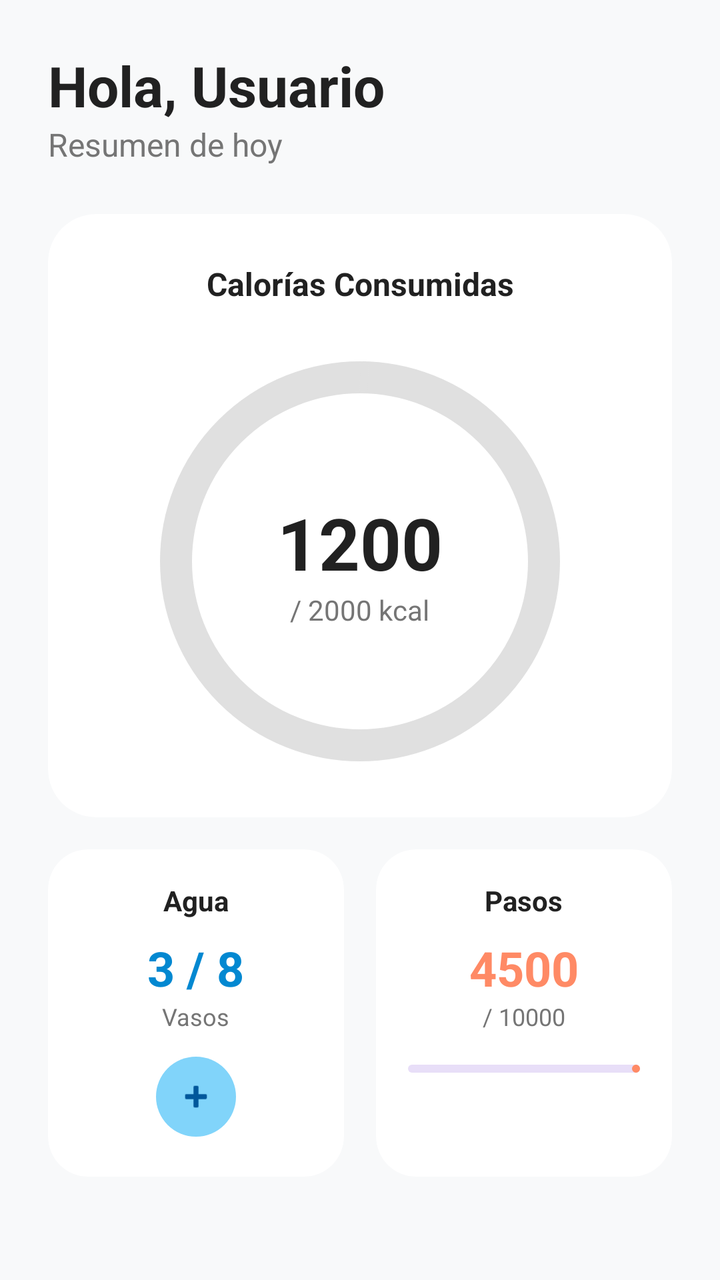
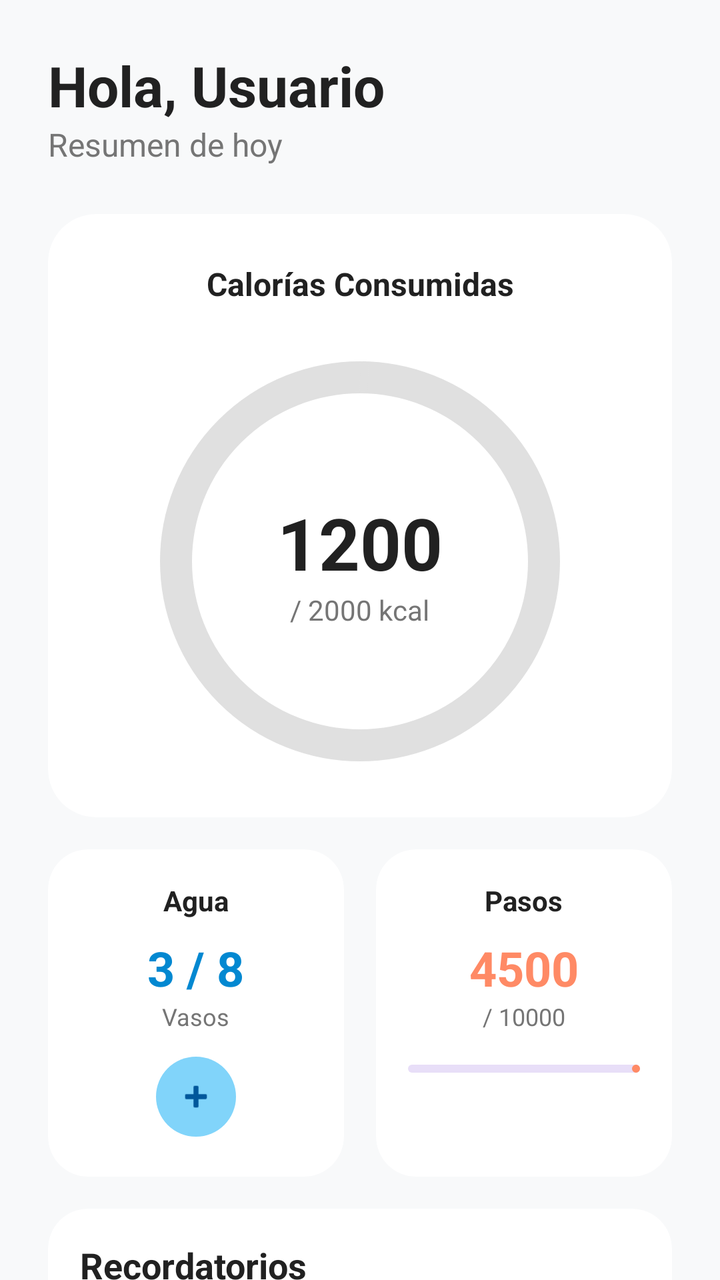

Compare the two renders of this Android layout. The source of the first and the diff that turns it into the second are given below.
<!-- AndroidManifest.xml: application theme Theme.Nutrivi -->
<!-- res/layout/dashboardfragment.xml -->
<?xml version="1.0" encoding="utf-8"?>
<androidx.core.widget.NestedScrollView
    xmlns:android="http://schemas.android.com/apk/res/android"
    xmlns:app="http://schemas.android.com/apk/res-auto"
    xmlns:tools="http://schemas.android.com/tools"
    android:layout_width="match_parent"
    android:layout_height="match_parent"
    android:background="@color/background_light">

    <LinearLayout
        android:layout_width="match_parent"
        android:layout_height="wrap_content"
        android:orientation="vertical"
        android:padding="24dp">


        <TextView
            android:id="@+id/tv_greeting"
            android:layout_width="wrap_content"
            android:layout_height="wrap_content"
            android:text="Hola, Usuario "
            android:textSize="28sp"
            android:textStyle="bold"
            android:textColor="@color/text_primary" />

        <TextView
            android:id="@+id/tv_date"
            android:layout_width="wrap_content"
            android:layout_height="wrap_content"
            android:text="Resumen de hoy"
            android:textSize="16sp"
            android:textColor="@color/text_secondary"
            android:layout_marginBottom="24dp" />


        <com.google.android.material.card.MaterialCardView
            android:layout_width="match_parent"
            android:layout_height="wrap_content"
            app:cardCornerRadius="24dp"
            app:cardElevation="0dp"
            app:strokeWidth="0dp"
            app:cardBackgroundColor="@color/surface_white"
            android:layout_marginBottom="16dp">

            <androidx.constraintlayout.widget.ConstraintLayout
                android:layout_width="match_parent"
                android:layout_height="wrap_content"
                android:padding="24dp">

                <TextView
                    android:id="@+id/tv_calories_title"
                    android:layout_width="wrap_content"
                    android:layout_height="wrap_content"
                    android:text="Calorías Consumidas"
                    android:textSize="16sp"
                    android:textStyle="bold"
                    android:textColor="@color/text_primary"
                    app:layout_constraintTop_toTopOf="parent"
                    app:layout_constraintStart_toStartOf="parent"
                    app:layout_constraintEnd_toEndOf="parent" />

                <com.google.android.material.progressindicator.CircularProgressIndicator
                    android:id="@+id/progress_calories"
                    android:layout_width="wrap_content"
                    android:layout_height="wrap_content"
                    android:layout_marginTop="24dp"
                    app:indicatorColor="@color/primary_mint"
                    app:trackColor="#E0E0E0"
                    app:indicatorSize="200dp"
                    app:trackThickness="16dp"
                    app:layout_constraintTop_toBottomOf="@id/tv_calories_title"
                    app:layout_constraintStart_toStartOf="parent"
                    app:layout_constraintEnd_toEndOf="parent"
                    tools:progress="60" />


                <LinearLayout
                    android:layout_width="wrap_content"
                    android:layout_height="wrap_content"
                    android:orientation="vertical"
                    android:gravity="center"
                    app:layout_constraintTop_toTopOf="@id/progress_calories"
                    app:layout_constraintBottom_toBottomOf="@id/progress_calories"
                    app:layout_constraintStart_toStartOf="@id/progress_calories"
                    app:layout_constraintEnd_toEndOf="@id/progress_calories">

                    <TextView
                        android:id="@+id/tv_calories_current"
                        android:layout_width="wrap_content"
                        android:layout_height="wrap_content"
                        android:text="1200"
                        android:textSize="36sp"
                        android:textStyle="bold"
                        android:textColor="@color/text_primary" />

                    <TextView
                        android:id="@+id/tv_calories_goal"
                        android:layout_width="wrap_content"
                        android:layout_height="wrap_content"
                        android:text="/ 2000 kcal"
                        android:textSize="14sp"
                        android:textColor="@color/text_secondary" />
                </LinearLayout>
            </androidx.constraintlayout.widget.ConstraintLayout>
        </com.google.android.material.card.MaterialCardView>


        <LinearLayout
            android:layout_width="match_parent"
            android:layout_height="wrap_content"
            android:orientation="horizontal"
            android:baselineAligned="false"
            android:weightSum="2">


            <com.google.android.material.card.MaterialCardView
                android:layout_width="0dp"
                android:layout_height="match_parent"
                android:layout_weight="1"
                android:layout_marginEnd="8dp"
                app:cardCornerRadius="20dp"
                app:cardElevation="0dp"
                app:strokeWidth="0dp"
                app:cardBackgroundColor="@color/surface_white">

                <LinearLayout
                    android:layout_width="match_parent"
                    android:layout_height="wrap_content"
                    android:orientation="vertical"
                    android:padding="16dp"
                    android:gravity="center">

                    <TextView
                        android:layout_width="wrap_content"
                        android:layout_height="wrap_content"
                        android:text="Agua"
                        android:textStyle="bold"
                        android:textColor="@color/text_primary" />

                    <TextView
                        android:id="@+id/tv_water_count"
                        android:layout_width="wrap_content"
                        android:layout_height="wrap_content"
                        android:text="3 / 8"
                        android:textSize="24sp"
                        android:textStyle="bold"
                        android:textColor="#0288D1"
                        android:layout_marginTop="8dp" />

                    <TextView
                        android:layout_width="wrap_content"
                        android:layout_height="wrap_content"
                        android:text="Vasos"
                        android:textSize="12sp"
                        android:textColor="@color/text_secondary" />


                    <com.google.android.material.button.MaterialButton
                        android:id="@+id/btn_add_water"
                        style="@style/Widget.Material3.Button.IconButton.Filled"
                        android:layout_width="wrap_content"
                        android:layout_height="wrap_content"
                        android:layout_marginTop="8dp"
                        app:icon="@android:drawable/ic_input_add"
                        app:backgroundTint="#81D4FA"
                        app:iconTint="#01579B" />
                </LinearLayout>
            </com.google.android.material.card.MaterialCardView>


            <com.google.android.material.card.MaterialCardView
                android:layout_width="0dp"
                android:layout_height="match_parent"
                android:layout_weight="1"
                android:layout_marginStart="8dp"
                app:cardCornerRadius="20dp"
                app:cardElevation="0dp"
                app:strokeWidth="0dp"
                app:cardBackgroundColor="@color/surface_white">

                <LinearLayout
                    android:layout_width="match_parent"
                    android:layout_height="wrap_content"
                    android:orientation="vertical"
                    android:padding="16dp"
                    android:gravity="center">

                    <TextView
                        android:layout_width="wrap_content"
                        android:layout_height="wrap_content"
                        android:text="Pasos"
                        android:textStyle="bold"
                        android:textColor="@color/text_primary" />

                    <TextView
                        android:id="@+id/tv_steps_count"
                        android:layout_width="wrap_content"
                        android:layout_height="wrap_content"
                        android:text="4500"
                        android:textSize="24sp"
                        android:textStyle="bold"
                        android:textColor="@color/accent_orange"
                        android:layout_marginTop="8dp" />

                    <TextView
                        android:id="@+id/tv_steps_goal"
                        android:layout_width="wrap_content"
                        android:layout_height="wrap_content"
                        android:text="/ 10000"
                        android:textSize="12sp"
                        android:textColor="@color/text_secondary" />

                    <com.google.android.material.progressindicator.LinearProgressIndicator
                        android:id="@+id/progress_steps"
                        android:layout_width="match_parent"
                        android:layout_height="wrap_content"
                        android:layout_marginTop="16dp"
                        app:trackCornerRadius="4dp"
                        app:indicatorColor="@color/accent_orange"
                        tools:progress="45"/>
                </LinearLayout>
            </com.google.android.material.card.MaterialCardView>

        </LinearLayout>
    </LinearLayout>
</androidx.core.widget.NestedScrollView>
<!-- resources referenced by this layout -->
<resources>
  <color name="accent_orange">#FF8A65</color>
  <color name="background_light">#F8F9FA</color>
  <color name="primary_mint">#2E7D32</color>
  <color name="surface_white">#FFFFFF</color>
  <color name="text_primary">#212121</color>
  <color name="text_secondary">#757575</color>
  <style name="Theme.Nutrivi" parent="Base.Theme.Nutrivi" />
  <style name="Base.Theme.Nutrivi" parent="Theme.Material3.DayNight.NoActionBar">
          
          
      </style>
</resources>

<!-- the commit's change to res/layout/dashboardfragment.xml (unified diff, before → after) -->
@@ -222,5 +222,45 @@
             </com.google.android.material.card.MaterialCardView>
 
         </LinearLayout>
+
+        <com.google.android.material.card.MaterialCardView
+            android:layout_width="match_parent"
+            android:layout_height="wrap_content"
+            android:layout_marginTop="16dp"
+            app:cardBackgroundColor="@color/surface_white"
+            app:cardCornerRadius="20dp"
+            app:cardElevation="0dp"
+            app:strokeWidth="0dp">
+
+            <LinearLayout
+                android:layout_width="match_parent"
+                android:layout_height="wrap_content"
+                android:orientation="vertical"
+                android:padding="16dp">
+
+                <TextView
+                    android:layout_width="wrap_content"
+                    android:layout_height="wrap_content"
+                    android:text="Recordatorios"
+                    android:textColor="@color/text_primary"
+                    android:textSize="18sp"
+                    android:textStyle="bold" />
+
+                <com.google.android.material.switchmaterial.SwitchMaterial
+                    android:id="@+id/switch_water_reminder"
+                    android:layout_width="match_parent"
+                    android:layout_height="wrap_content"
+                    android:layout_marginTop="8dp"
+                    android:text="Beber agua (cada 2 horas, 9:00–21:00)"
+                    android:textColor="@color/text_primary" />
+
+                <com.google.android.material.switchmaterial.SwitchMaterial
+                    android:id="@+id/switch_meal_reminder"
+                    android:layout_width="match_parent"
+                    android:layout_height="wrap_content"
+                    android:text="Registrar comidas (9:00, 14:00 y 20:00)"
+                    android:textColor="@color/text_primary" />
+            </LinearLayout>
+        </com.google.android.material.card.MaterialCardView>
     </LinearLayout>
 </androidx.core.widget.NestedScrollView>
